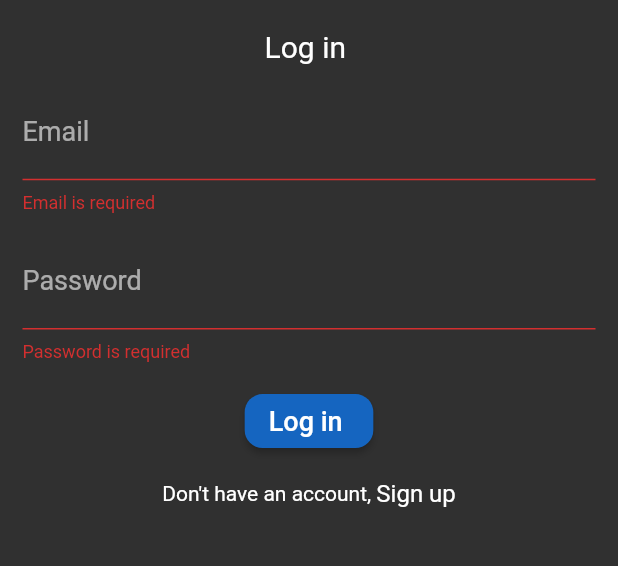
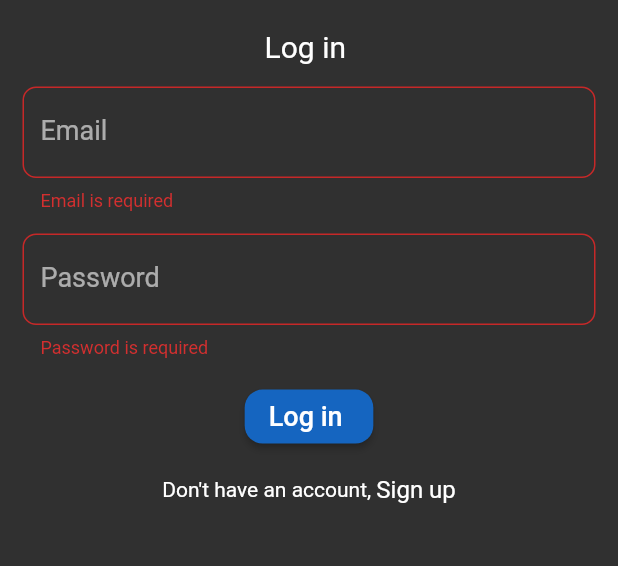
Before and after one commit to Sameradel11/Uber-DriverApp, a Flutter app: the SignIn screen opened by its route, after a tap on "Log in", on a phone screen of 412 x 824 dp, the part 544-1110 px from its top. Run offline on Flutter 3.47's test engine with Material 2 defaults, Android fonts, the phone set to English and light mode, and no system bars; our stand-ins replace firebase_auth, firebase_core, go_router; accounts and stored records are empty.

Commit message:
validate signin page

```diff
--- a/lib/Features/Autentication/presentation/views/widgets/signin_body.dart
+++ b/lib/Features/Autentication/presentation/views/widgets/signin_body.dart
@@ -1,8 +1,11 @@
 import 'package:drivers_app/Features/Autentication/presentation/views/widgets/custom_elevated_button.dart';
+import 'package:drivers_app/Features/Autentication/presentation/views/widgets/progress_dialog.dart';
 import 'package:drivers_app/Features/splash/presentation/views/const.dart';
 import 'package:drivers_app/core/app_routes.dart';
 import 'package:drivers_app/core/custom_text_field.dart';
+import 'package:drivers_app/core/functions.dart';
 import 'package:drivers_app/core/style.dart';
+import 'package:firebase_auth/firebase_auth.dart';
 import 'package:flutter/material.dart';
 import 'package:go_router/go_router.dart';
 
@@ -18,7 +21,7 @@ class _SignInBodyState extends State<SignInBody> {
   final TextEditingController passwordcontroller = TextEditingController();
   final formkey = GlobalKey<FormState>();
 
-  @override
+    @override
   Widget build(BuildContext context) {
     return SafeArea(
       child: Form(
@@ -43,16 +46,18 @@ class _SignInBodyState extends State<SignInBody> {
                 const SizedBox(
                   height: 15,
                 ),
-                const CustomTextField(
-                  label: Text("Email"),
+                CustomTextField(
+                  controller: emailcontroller,
+                  label: const Text("Email"),
                   type: TextInputType.emailAddress,
                 ),
                 const SizedBox(
                   height: 15,
                 ),
-                const CustomTextField(
+                CustomTextField(
+                  controller: passwordcontroller,
                   hidetext: true,
-                  label: Text("Password"),
+                  label: const Text("Password"),
                   type: TextInputType.visiblePassword,
                 ),
                 const SizedBox(
@@ -61,9 +66,7 @@ class _SignInBodyState extends State<SignInBody> {
                 CustomElevatedButton(
                   text: "Log in ",
                   ontap: () {
-                    if (formkey.currentState!.validate()) {
-                      print("Logged in successfully");
-                    }
+                    validateform();
                   },
                 ),
                 const SizedBox(
@@ -91,4 +94,22 @@ class _SignInBodyState extends State<SignInBody> {
       ),
     );
   }
+
+  validateform() {
+    if (formkey.currentState!.validate()) {
+      if (!(emailcontroller.text.contains('@'))) {
+        print(emailcontroller.text);
+        showsnackbar("Email must contain @", context);
+      } else if (emailcontroller.text.length < 3) {
+        showsnackbar("Email is Wrong", context);
+      } else if (passwordcontroller.text.length < 5) {
+        showsnackbar("password should be at least 5 characters", context);
+      } else {
+        showDialog(
+            barrierDismissible: false,
+            context: context,
+            builder: (context) => const ProgressDialog());
+      }
+    }
+  }
 }
--- a/lib/Features/splash/presentation/views/splash_view.dart
+++ b/lib/Features/splash/presentation/views/splash_view.dart
@@ -35,7 +35,7 @@ class _MySplashViewState extends State<MySplashView> {
 
   startTimer() {
     Timer(const Duration(seconds: 2), () async {
-      GoRouter.of(context).push(AppRoutes.KSignIn);
+      GoRouter.of(context).push(AppRoutes.KSignUp);
     });
   }
 }
--- a/lib/core/app_routes.dart
+++ b/lib/core/app_routes.dart
@@ -1,7 +1,7 @@
 // ignore_for_file: constant_identifier_names
-import 'package:drivers_app/Features/Autentication/presentation/signin.dart';
+import 'package:drivers_app/Features/Autentication/presentation/views/signin.dart';
 import 'package:drivers_app/Features/Autentication/presentation/views/car_details.dart';
-import 'package:drivers_app/Features/Autentication/presentation/signup.dart';
+import 'package:drivers_app/Features/Autentication/presentation/views/signup.dart';
 import 'package:drivers_app/Features/earning/presentation/views/earning_view.dart';
 import 'package:drivers_app/Features/home/presentation/views/home_view.dart';
 import 'package:drivers_app/Features/profile/presentation/views/profile_view.dart';
--- a/lib/core/custom_text_field.dart
+++ b/lib/core/custom_text_field.dart
@@ -39,6 +39,9 @@ class CustomTextField extends StatelessWidget {
       decoration: InputDecoration(
           label: label,
           prefix: prefix,
+          errorBorder: OutlineInputBorder(
+              borderRadius: BorderRadius.circular(9),
+              borderSide: BorderSide(color: Colors.red.shade800)),
           focusedBorder: OutlineInputBorder(
               borderRadius: BorderRadius.circular(9),
               borderSide: BorderSide(color: Colors.blue.shade800)),
--- /dev/null
+++ b/lib/core/functions.dart
@@ -0,0 +1,5 @@
+import 'package:flutter/material.dart';
+
+showsnackbar(String message, context) {
+  ScaffoldMessenger.of(context).showSnackBar(SnackBar(content: Text(message)));
+}
--- a/pubspec.yaml
+++ b/pubspec.yaml
@@ -33,7 +33,7 @@ dependencies:
   flutter:
     sdk: flutter
   go_router: ^10.1.2
-
+  firebase_auth: ^4.9.0
 dev_dependencies:
   flutter_lints: ^2.0.0
   flutter_test:
```
Also changed, not shown: lib/Features/Autentication/presentation/views/signup.dart (renamed from lib/Features/Autentication/presentation/signup.dart, +2 -5 lines), lib/Features/Autentication/presentation/views/view_model/services.dart (added, +9 -0 lines), lib/Features/Autentication/presentation/views/widgets/progress_dialog.dart (added, +34 -0 lines), lib/Features/Autentication/presentation/views/widgets/signup_body.dart (+16 -4 lines), lib/Features/Autentication/presentation/views/signin.dart (renamed from lib/Features/Autentication/presentation/signin.dart), pubspec.lock, 1 other file.
